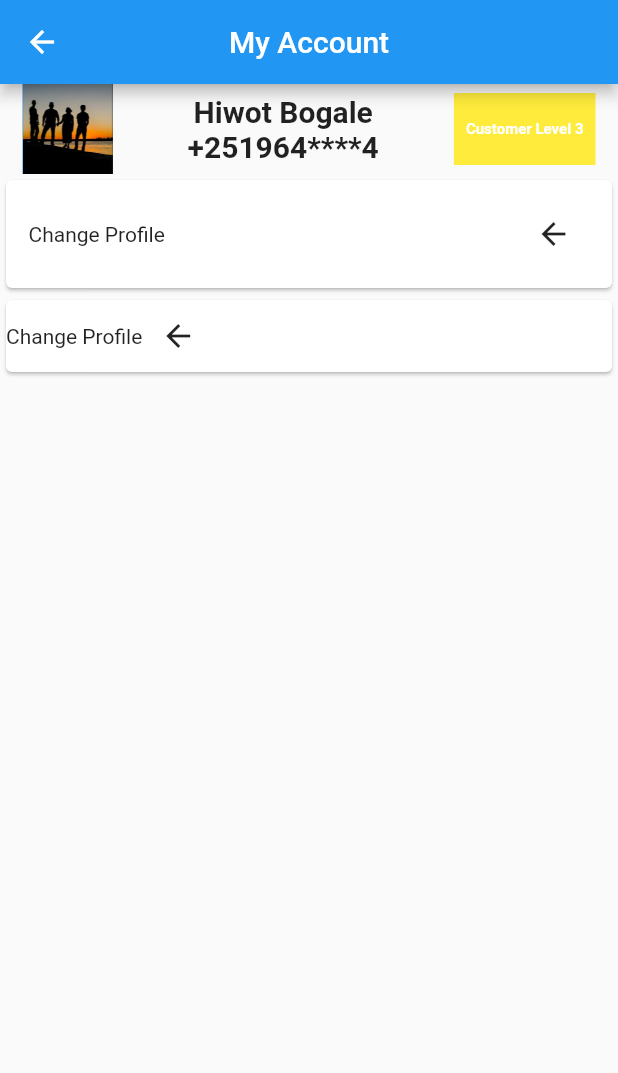
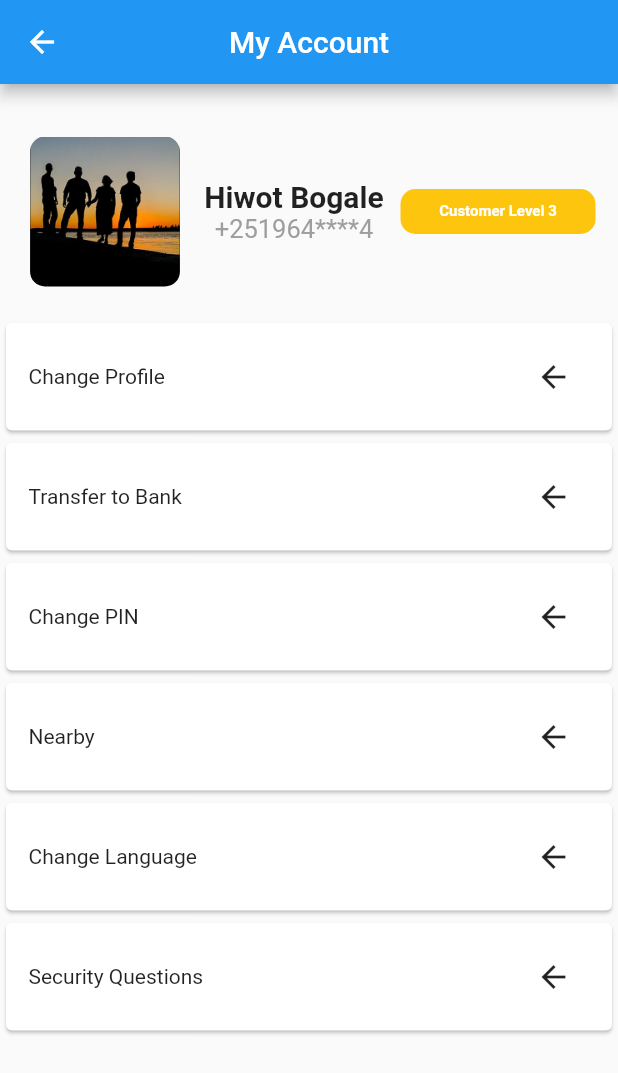
Before and after one commit to Eyob14/Dev_hackathon, a Flutter app: the MyAccount screen opened directly, on a phone screen of 412 x 824 dp. Shown: the top 1073 px of the screen. Run offline on Flutter 3.47's test engine with Material 2 defaults, Android fonts, the phone set to English and light mode, and no system bars.

Commit message:
my account finished

```diff
--- a/hackathon/lib/main.dart
+++ b/hackathon/lib/main.dart
@@ -21,7 +21,7 @@ class MyApp extends StatelessWidget {
       ),
       initialRoute: '/',
       routes: {
-        '/': (context) => const Home(),
+        '/': (context) => const MyAccount(),
         // '/second': (context) => const SecondRoute(),
       },
     );
--- a/hackathon/lib/presentation/pages/MyAccount.dart
+++ b/hackathon/lib/presentation/pages/MyAccount.dart
@@ -14,22 +14,26 @@ class MyAccount extends StatelessWidget {
       ),
       body: Center(
         child: Expanded(
-          child: ListView(
-            children: [
+          child: ListView(children: [
+            const SizedBox(
+              height: 15,
+            ),
             Container(
-                padding: EdgeInsets.only(left: 15, right: 15),
+              padding: EdgeInsets.only(top: 15, left: 15, right: 15),
               child: Row(
                 mainAxisAlignment: MainAxisAlignment.spaceBetween,
                 children: [
-                    Container(
-                      width: 60,
-                      height: 60,
-                      decoration: const BoxDecoration(
-                        color: Colors.blue,
-                        image: DecorationImage(
-                            image:
-                                AssetImage("assets/images/Rectangle 4170.png"),
-                            fit: BoxFit.cover),
+                  Padding(
+                    padding: EdgeInsets.all(5),
+                    child: ClipRRect(
+                      borderRadius:
+                          BorderRadius.circular(10.0), //add border radius
+                      child: Image.asset(
+                        "assets/images/Rectangle 4170.png",
+                        height: 100.0,
+                        width: 100.0,
+                        fit: BoxFit.cover,
+                      ),
                     ),
                   ),
                   Column(
@@ -42,21 +46,37 @@ class MyAccount extends StatelessWidget {
                       ),
                       Text("+251964****4",
                           style: TextStyle(
-                                fontSize: 20, fontWeight: FontWeight.bold)),
+                              color: Colors.grey,
+                              fontSize: 17,
+                              fontWeight: FontWeight.w400)),
                     ],
                   ),
                   Container(
-                      color: Colors.yellow,
+
+                    height: 30,
+                    width: 130,
+                    decoration: BoxDecoration(
+                      color: Color.fromRGBO(254, 197, 14, 1),
+                      borderRadius: BorderRadius.circular(10),
+                    ),
                     child: TextButton(
-                        onPressed: () {  },
-                        child: Text("Customer Level 3",
+                      onPressed: () {},
+                      child: const Text(
+                        "Customer Level 3",
                         style: TextStyle(
-                                fontSize: 10, fontWeight: FontWeight.bold, color:Colors.white),),
+                            fontSize: 10,
+                            fontWeight: FontWeight.bold,
+                            color: Colors.white),
+                      ),
                     ),
                   )
                 ],
               ),
             ),
+            const SizedBox(
+              height: 15,
+            ),
+            // List of cards
             SizedBox(
               height: 80,
               child: Card(
@@ -73,17 +93,87 @@ class MyAccount extends StatelessWidget {
                 ),
               ),
             ),
-              Card(
+            SizedBox(
+              height: 80,
+              child: Card(
+                child: Padding(
+                  padding: EdgeInsets.only(left: 15, right: 15),
                   child: Row(
+                    mainAxisAlignment: MainAxisAlignment.spaceBetween,
                     children: [
-                    Text("Change Profile"),
+                      Text("Transfer to Bank"),
                       IconButton(
                           onPressed: () => {}, icon: Icon(Icons.arrow_back))
                     ],
                   ),
                 ),
+              ),
+            ),
+            SizedBox(
+              height: 80,
+              child: Card(
+                child: Padding(
+                  padding: EdgeInsets.only(left: 15, right: 15),
+                  child: Row(
+                    mainAxisAlignment: MainAxisAlignment.spaceBetween,
+                    children: [
+                      Text("Change PIN"),
+                      IconButton(
+                          onPressed: () => {}, icon: Icon(Icons.arrow_back))
                     ],
                   ),
+                ),
+              ),
+            ),
+            SizedBox(
+              height: 80,
+              child: Card(
+                child: Padding(
+                  padding: EdgeInsets.only(left: 15, right: 15),
+                  child: Row(
+                    mainAxisAlignment: MainAxisAlignment.spaceBetween,
+                    children: [
+                      Text("Nearby"),
+                      IconButton(
+                          onPressed: () => {}, icon: Icon(Icons.arrow_back))
+                    ],
+                  ),
+                ),
+              ),
+            ),
+            SizedBox(
+              height: 80,
+              child: Card(
+                child: Padding(
+                  padding: EdgeInsets.only(left: 15, right: 15),
+                  child: Row(
+                    mainAxisAlignment: MainAxisAlignment.spaceBetween,
+                    children: [
+                      Text("Change Language"),
+                      IconButton(
+                          onPressed: () => {}, icon: Icon(Icons.arrow_back))
+                    ],
+                  ),
+                ),
+              ),
+            ),
+            SizedBox(
+              height: 80,
+              child: Card(
+                child: Padding(
+                  padding: EdgeInsets.only(left: 15, right: 15),
+                  child: Row(
+                    mainAxisAlignment: MainAxisAlignment.spaceBetween,
+                    children: [
+                      Text("Security Questions"),
+                      IconButton(
+                          onPressed: () => {}, icon: Icon(Icons.arrow_back))
+                    ],
+                  ),
+                ),
+              ),
+            ),
+          ]),
         ),
       ),
     );
```
Lines whose indentation alone changed are shown as unchanged.
